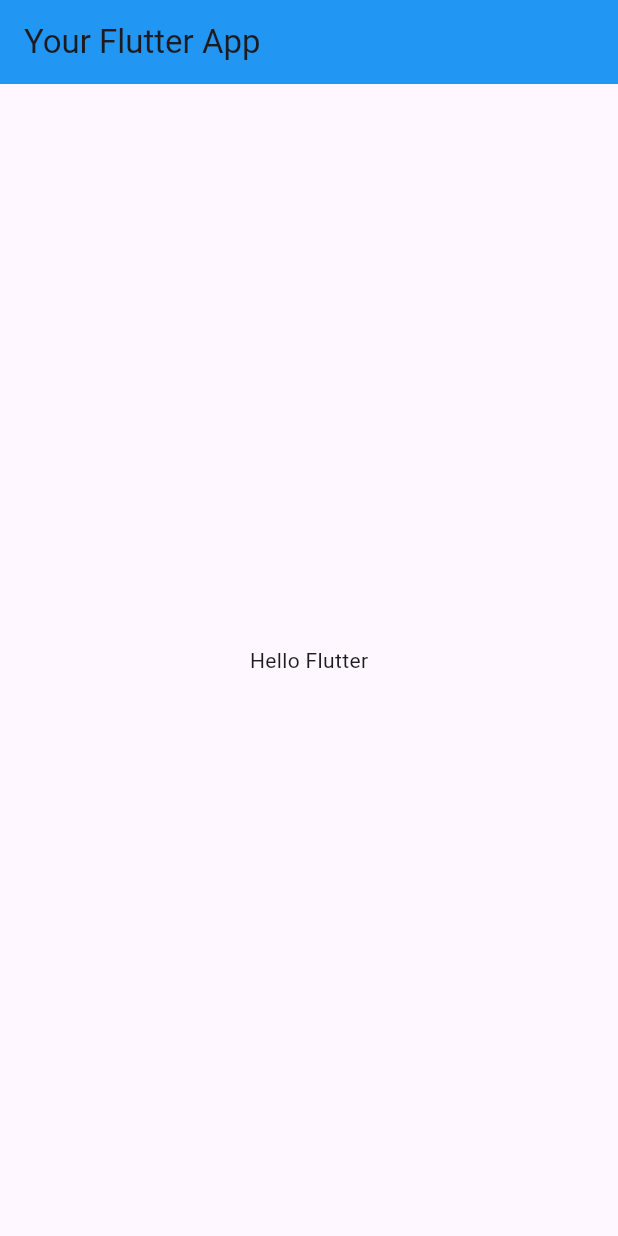
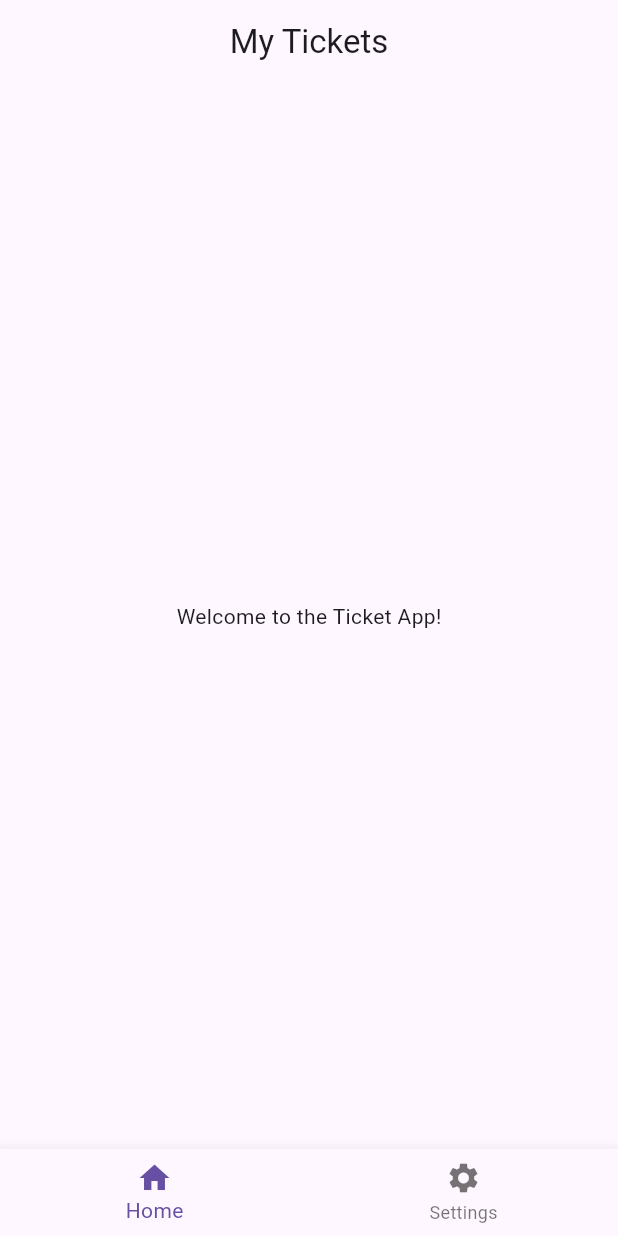
Before and after one commit to CodingWithJan-1/Flutter_App, a Flutter app: the screen it shows after launch, on a phone screen of 412 x 824 dp. Run offline on Flutter 3.47's test engine with Material 3 defaults, Android fonts, the phone set to English and light mode, and no system bars.

Commit message:
Added a new directory for components

```diff
--- /dev/null
+++ b/lib/base/bottom_nav_bar.dart
@@ -0,0 +1,31 @@
+import 'package:flutter/material.dart';
+
+class BottomNavBar extends StatelessWidget {
+  const BottomNavBar({super.key});
+
+  /*
+
+    Created a new Component BottomNavBar and added two
+    Icon Using BottomNavigationBar Package
+
+  */
+
+  @override
+  Widget build(BuildContext context) {
+    return Scaffold(
+      appBar: AppBar(
+        title: const Center(
+          child: Text('My Tickets')),
+      ),
+      body: Center(
+        child: Text('Welcome to the Ticket App!'),
+      ),
+      bottomNavigationBar: BottomNavigationBar(
+        items: const [
+          BottomNavigationBarItem(icon: Icon(Icons.home), label: "Home"),
+          BottomNavigationBarItem(icon: Icon(Icons.settings), label: "Settings"),
+        ] // a list
+      ),
+    );
+  }
+}
--- a/lib/main.dart
+++ b/lib/main.dart
@@ -1,4 +1,6 @@
 import 'package:flutter/material.dart';
+import 'package:ticket_app/base/bottom_nav_bar.dart';
+
 
 void main() {
   runApp(const MyApp());
@@ -12,13 +14,14 @@ class MyApp extends StatelessWidget {
     return MaterialApp(
       title: 'Flutter Demo',
       theme: ThemeData(),
-      home: Scaffold(
-        appBar: AppBar(
-          backgroundColor: Colors.blue,
-          title: const Text("Your Flutter App"),
-        ),
-        body: Center(child: Text("Hello Flutter")),
-      ),
+      home: BottomNavBar(),
     );
   }
 }
+
+/*
+
+  Deleted the home: Scaffold then imported
+  BottomnavBar component to home:
+
+*/
```
